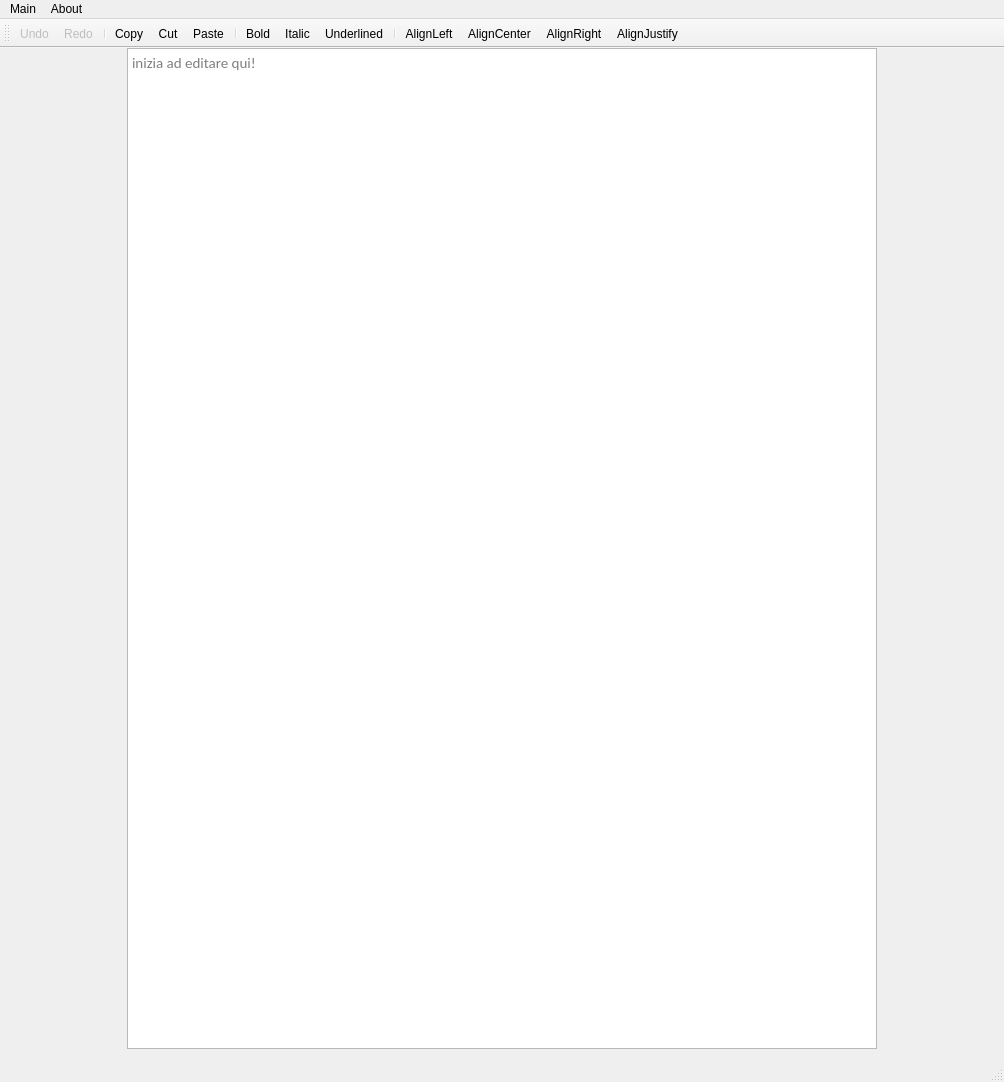
The window that PdsProject-GUI/mainwindow.ui (Grain0fSand/cooperative-online-text-editor) describes before a commit, drawn with Qt 5.
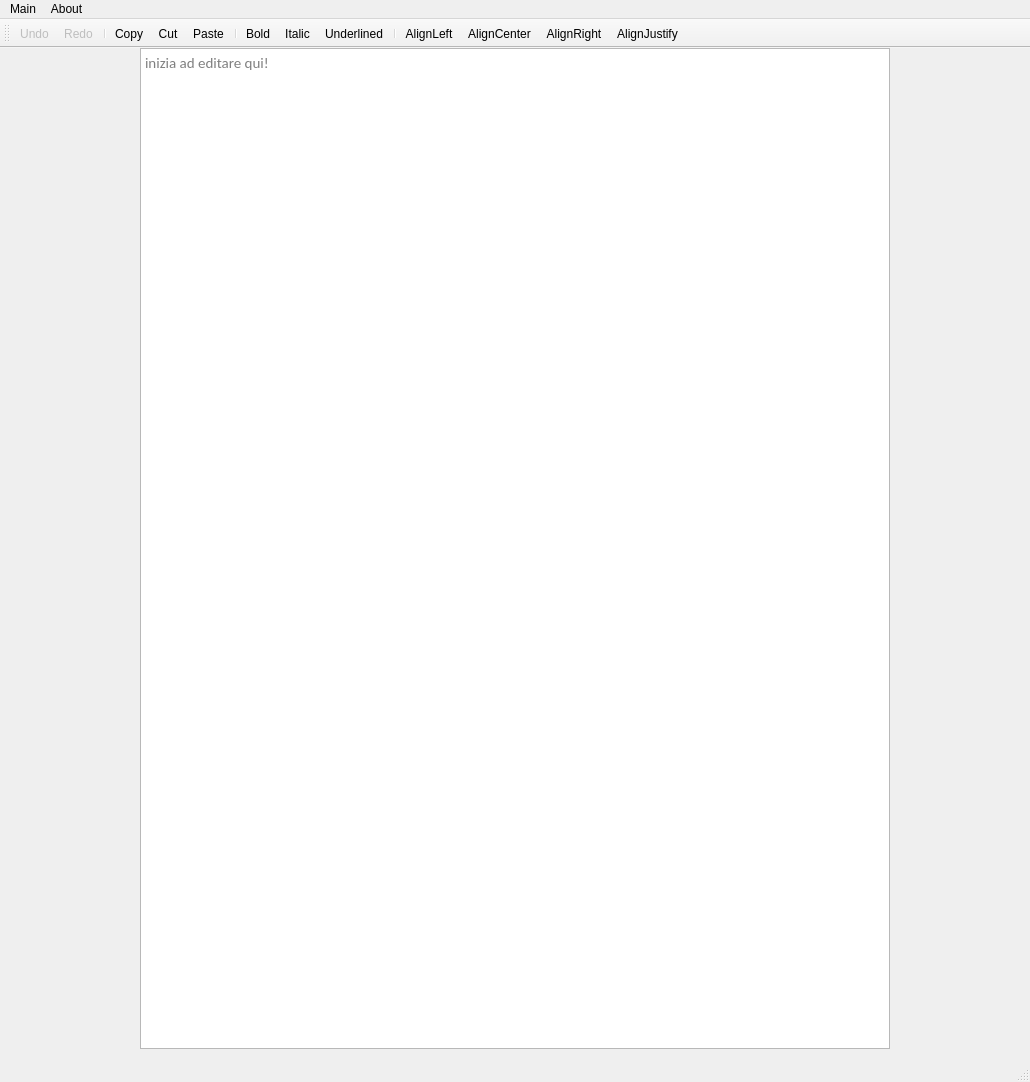
The same window after the commit. Icons and pictures are not drawn.

Patch:
```diff
--- a/PdsProject-GUI/mainwindow.ui
+++ b/PdsProject-GUI/mainwindow.ui
@@ -6,7 +6,7 @@
    <rect>
     <x>0</x>
     <y>0</y>
-    <width>1004</width>
+    <width>1030</width>
     <height>1082</height>
    </rect>
   </property>
@@ -153,7 +153,7 @@
     <rect>
      <x>0</x>
      <y>0</y>
-     <width>1004</width>
+     <width>1030</width>
      <height>21</height>
     </rect>
    </property>
```
Left out of the diff: 6 changed lines with no effect on the pictures.
